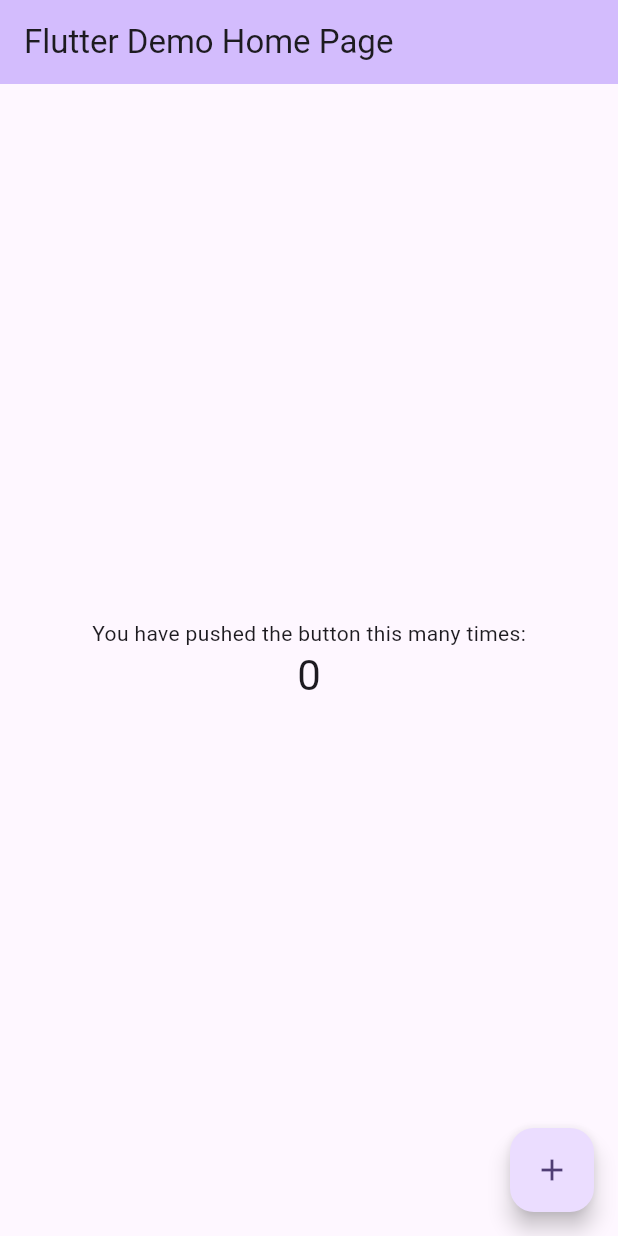
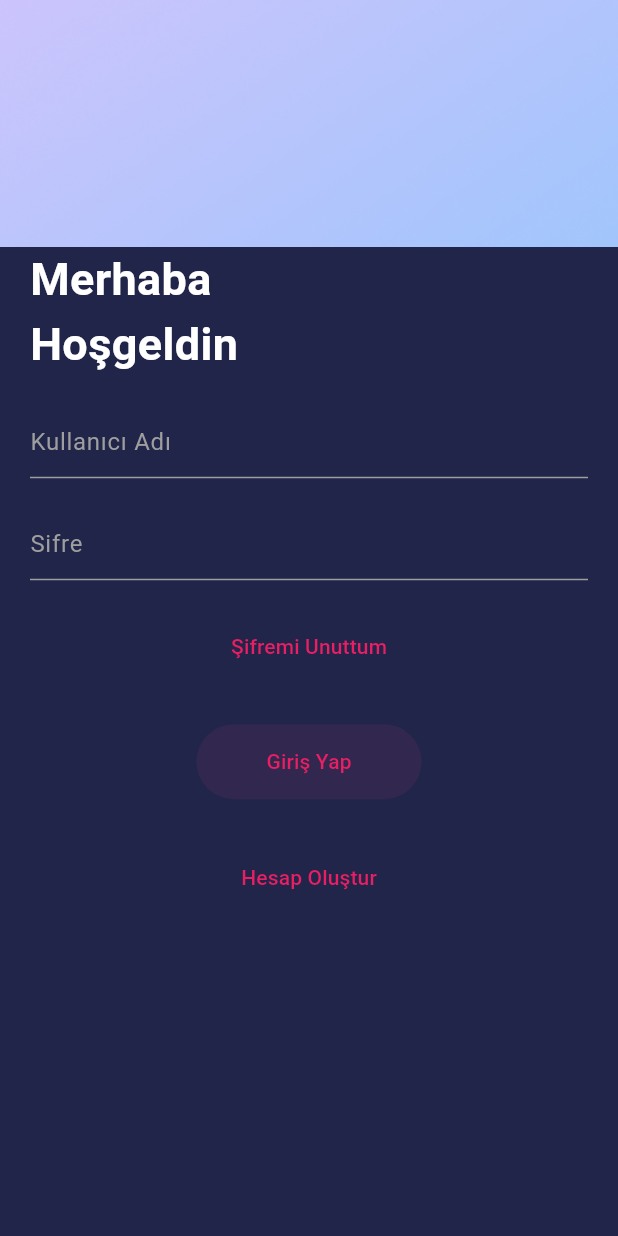
Before and after one commit to ozcann159/Flutter_firebase, a Flutter app: the screen it shows after launch, on a phone screen of 412 x 824 dp. Run offline on Flutter 3.47's test engine with Material 3 defaults, Android fonts, the phone set to English and light mode, and no system bars; our stand-ins replace firebase_core; accounts and stored records are empty.

Commit message:
UI added

```diff
--- /dev/null
+++ b/lib/login_page.dart
@@ -0,0 +1,116 @@
+import 'package:flutter/material.dart';
+
+class LoginPage extends StatefulWidget {
+  const LoginPage({Key? key}) : super(key: key);
+
+  @override
+  _LoginPageState createState() => _LoginPageState();
+}
+
+class _LoginPageState extends State<LoginPage> {
+  @override
+  Widget build(BuildContext context) {
+    var size = MediaQuery.of(context).size;
+
+    return Scaffold(
+      backgroundColor: Color(0xff21254A),
+      body: SingleChildScrollView(
+        child: Center(
+          child: Column(
+            crossAxisAlignment: CrossAxisAlignment.start,
+            children: [
+              Container(
+                height: size.height * 0.2,
+                decoration: const BoxDecoration(
+                  image: DecorationImage(
+                    image: AssetImage(
+                      "assets/images/bg.png",
+                    ),
+                    fit: BoxFit.cover,
+                  ),
+                ),
+              ),
+              Padding(
+                padding: EdgeInsets.symmetric(horizontal: 20),
+                child: Column(
+                  crossAxisAlignment: CrossAxisAlignment.start,
+                  children: [
+                    const Text(
+                      "Merhaba \nHoşgeldin",
+                      style: TextStyle(
+                          fontSize: 30,
+                          color: Colors.white,
+                          fontWeight: FontWeight.bold),
+                    ),
+                    customSizedBox(),
+                    TextField(
+                      decoration: custominputDecoration("Kullanıcı Adı"),
+                    ),
+                    customSizedBox(),
+                    TextField(
+                      decoration: custominputDecoration("Sifre"),
+                    ),
+                    customSizedBox(),
+                    Center(
+                      child: TextButton(
+                        onPressed: () {},
+                        child: Text(
+                          "Şifremi Unuttum",
+                          style: TextStyle(color: Colors.pink),
+                        ),
+                      ),
+                    ),
+                    customSizedBox(),
+                    Center(
+                      child: TextButton(
+                        onPressed: () {},
+                        child: Container(
+                          height: 50,
+                          width: 150,
+                          decoration: BoxDecoration(
+                              borderRadius: BorderRadius.circular(50),
+                              color: Color(0xff31274F)),
+                          child: Center(
+                            child: Text(
+                              "Giriş Yap",
+                              style: TextStyle(color: Colors.pink),
+                            ),
+                          ),
+                        ),
+                      ),
+                    ),
+                    customSizedBox(),
+                    Center(
+                      child: TextButton(
+                        onPressed: () {},
+                        child: Text(
+                          "Hesap Oluştur",
+                          style: TextStyle(color: Colors.pink),
+                        ),
+                      ),
+                    ),
+                  ],
+                ),
+              ),
+            ],
+          ),
+        ),
+      ),
+    );
+  }
+
+  Widget customSizedBox() => SizedBox(height: 20);
+
+  InputDecoration custominputDecoration(String hintText) {
+    return InputDecoration(
+        hintText: hintText,
+        hintStyle: TextStyle(color: Colors.grey),
+        enabledBorder: UnderlineInputBorder(
+          borderSide: BorderSide(
+            color: Colors.grey,
+          ),
+        ),
+        focusedBorder:
+            UnderlineInputBorder(borderSide: BorderSide(color: Colors.grey)));
+  }
+}
--- a/lib/main.dart
+++ b/lib/main.dart
@@ -1,125 +1,15 @@
+import 'package:firebase_core/firebase_core.dart';
+import 'package:firebaseyt/firebase_options.dart';
+import 'package:firebaseyt/login_page.dart';
 import 'package:flutter/material.dart';
 
-void main() {
-  runApp(const MyApp());
+void main() async {
+  WidgetsFlutterBinding.ensureInitialized();
+  await Firebase.initializeApp(
+    options: DefaultFirebaseOptions.currentPlatform,
+  );
+  runApp(MaterialApp(
+    debugShowCheckedModeBanner: false,
+    home: LoginPage(),
+  ));
 }
-
-class MyApp extends StatelessWidget {
-  const MyApp({super.key});
-
-  // This widget is the root of your application.
-  @override
-  Widget build(BuildContext context) {
-    return MaterialApp(
-      title: 'Flutter Demo',
-      theme: ThemeData(
-        // This is the theme of your application.
-        //
-        // TRY THIS: Try running your application with "flutter run". You'll see
-        // the application has a purple toolbar. Then, without quitting the app,
-        // try changing the seedColor in the colorScheme below to Colors.green
-        // and then invoke "hot reload" (save your changes or press the "hot
-        // reload" button in a Flutter-supported IDE, or press "r" if you used
-        // the command line to start the app).
-        //
-        // Notice that the counter didn't reset back to zero; the application
-        // state is not lost during the reload. To reset the state, use hot
-        // restart instead.
-        //
-        // This works for code too, not just values: Most code changes can be
-        // tested with just a hot reload.
-        colorScheme: ColorScheme.fromSeed(seedColor: Colors.deepPurple),
-        useMaterial3: true,
-      ),
-      home: const MyHomePage(title: 'Flutter Demo Home Page'),
-    );
-  }
-}
-
-class MyHomePage extends StatefulWidget {
-  const MyHomePage({super.key, required this.title});
-
-  // This widget is the home page of your application. It is stateful, meaning
-  // that it has a State object (defined below) that contains fields that affect
-  // how it looks.
-
-  // This class is the configuration for the state. It holds the values (in this
-  // case the title) provided by the parent (in this case the App widget) and
-  // used by the build method of the State. Fields in a Widget subclass are
-  // always marked "final".
-
-  final String title;
-
-  @override
-  State<MyHomePage> createState() => _MyHomePageState();
-}
-
-class _MyHomePageState extends State<MyHomePage> {
-  int _counter = 0;
-
-  void _incrementCounter() {
-    setState(() {
-      // This call to setState tells the Flutter framework that something has
-      // changed in this State, which causes it to rerun the build method below
-      // so that the display can reflect the updated values. If we changed
-      // _counter without calling setState(), then the build method would not be
-      // called again, and so nothing would appear to happen.
-      _counter++;
-    });
-  }
-
-  @override
-  Widget build(BuildContext context) {
-    // This method is rerun every time setState is called, for instance as done
-    // by the _incrementCounter method above.
-    //
-    // The Flutter framework has been optimized to make rerunning build methods
-    // fast, so that you can just rebuild anything that needs updating rather
-    // than having to individually change instances of widgets.
-    return Scaffold(
-      appBar: AppBar(
-        // TRY THIS: Try changing the color here to a specific color (to
-        // Colors.amber, perhaps?) and trigger a hot reload to see the AppBar
-        // change color while the other colors stay the same.
-        backgroundColor: Theme.of(context).colorScheme.inversePrimary,
-        // Here we take the value from the MyHomePage object that was created by
-        // the App.build method, and use it to set our appbar title.
-        title: Text(widget.title),
-      ),
-      body: Center(
-        // Center is a layout widget. It takes a single child and positions it
-        // in the middle of the parent.
-        child: Column(
-          // Column is also a layout widget. It takes a list of children and
-          // arranges them vertically. By default, it sizes itself to fit its
-          // children horizontally, and tries to be as tall as its parent.
-          //
-          // Column has various properties to control how it sizes itself and
-          // how it positions its children. Here we use mainAxisAlignment to
-          // center the children vertically; the main axis here is the vertical
-          // axis because Columns are vertical (the cross axis would be
-          // horizontal).
-          //
-          // TRY THIS: Invoke "debug painting" (choose the "Toggle Debug Paint"
-          // action in the IDE, or press "p" in the console), to see the
-          // wireframe for each widget.
-          mainAxisAlignment: MainAxisAlignment.center,
-          children: <Widget>[
-            const Text(
-              'You have pushed the button this many times:',
-            ),
-            Text(
-              '$_counter',
-              style: Theme.of(context).textTheme.headlineMedium,
-            ),
-          ],
-        ),
-      ),
-      floatingActionButton: FloatingActionButton(
-        onPressed: _incrementCounter,
-        tooltip: 'Increment',
-        child: const Icon(Icons.add),
-      ), // This trailing comma makes auto-formatting nicer for build methods.
-    );
-  }
-}
```
Also changed, not shown: pubspec.yaml (+5 -6 lines), assets/images/bg.png (added), lib/firebase_options.dart (added), pubspec.lock, 8 other files.
